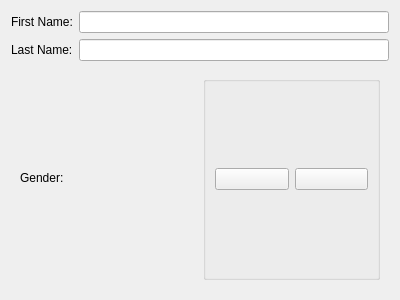
The window that src/tree_view/personidentificationwizardpage.ui (mspr/Lucy) describes before a commit, drawn with Qt 5.
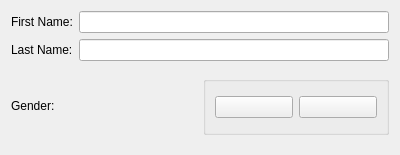
The same window after the commit. Icons and pictures are not drawn.

```diff
--- a/src/tree_view/personidentificationwizardpage.ui
+++ b/src/tree_view/personidentificationwizardpage.ui
@@ -7,12 +7,14 @@
     <x>0</x>
     <y>0</y>
     <width>400</width>
-    <height>300</height>
+    <height>155</height>
    </rect>
   </property>
   <property name="windowTitle">
    <string>WizardPage</string>
   </property>
+  <layout class="QGridLayout" name="gridLayout_3">
+   <item row="0" column="0">
   <layout class="QGridLayout" name="gridLayout">
    <item row="0" column="1">
     <widget class="QLineEdit" name="firstNameLineEdit"/>
@@ -34,10 +36,25 @@
    <item row="1" column="1">
     <widget class="QLineEdit" name="lastNameLineEdit"/>
    </item>
-   <item row="2" column="0" colspan="2">
+    </layout>
+   </item>
+   <item row="1" column="0">
     <widget class="QWidget" name="genderWidget" native="true">
-     <layout class="QGridLayout" name="gridLayout_3">
-      <item row="0" column="1">
+     <layout class="QHBoxLayout" name="horizontalLayout">
+      <property name="leftMargin">
+       <number>0</number>
+      </property>
+      <property name="rightMargin">
+       <number>0</number>
+      </property>
+      <item>
+       <widget class="QLabel" name="label_3">
+        <property name="text">
+         <string>Gender:</string>
+        </property>
+       </widget>
+      </item>
+      <item>
        <widget class="QGroupBox" name="groupBox">
         <property name="title">
          <string/>
@@ -80,13 +97,6 @@
         </layout>
        </widget>
       </item>
-      <item row="0" column="0">
-       <widget class="QLabel" name="label_3">
-        <property name="text">
-         <string>Gender:</string>
-        </property>
-       </widget>
-      </item>
      </layout>
     </widget>
    </item>
```
Left out of the diff: 6 changed lines with no effect on the pictures. Lines whose indentation alone changed are shown as unchanged.
